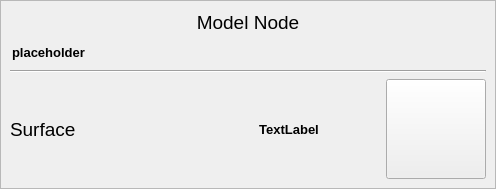
First picture: the form in code/qttoolkit/contentbrowser/ui/modelnodeinfowidget.ui, repository gscept/nebula-trifid, before the edit.
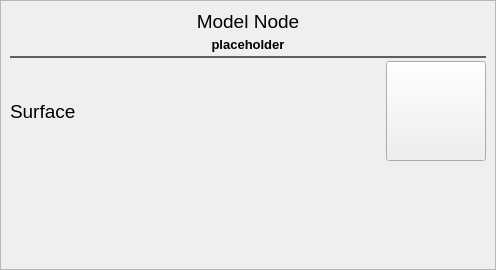
Second picture: the form after the edit.

```diff
--- a/code/qttoolkit/contentbrowser/ui/modelnodeinfowidget.ui
+++ b/code/qttoolkit/contentbrowser/ui/modelnodeinfowidget.ui
@@ -7,7 +7,7 @@
     <x>0</x>
     <y>0</y>
     <width>496</width>
-    <height>189</height>
+    <height>270</height>
    </rect>
   </property>
   <property name="sizePolicy">
@@ -47,43 +47,15 @@
    <enum>QFrame::Plain</enum>
   </property>
   <layout class="QGridLayout" name="gridLayout">
+   <property name="horizontalSpacing">
+    <number>0</number>
+   </property>
+   <property name="verticalSpacing">
+    <number>2</number>
+   </property>
    <property name="margin">
     <number>9</number>
    </property>
-   <property name="spacing">
-    <number>6</number>
-   </property>
-   <item row="3" column="0">
-    <widget class="QLabel" name="label_2">
-     <property name="font">
-      <font>
-       <family>Segoe UI</family>
-       <pointsize>14</pointsize>
-      </font>
-     </property>
-     <property name="text">
-      <string>Surface</string>
-     </property>
-    </widget>
-   </item>
-   <item row="3" column="1">
-    <widget class="QLabel" name="surfaceName">
-     <property name="font">
-      <font>
-       <family>Segoe UI</family>
-       <pointsize>10</pointsize>
-       <weight>75</weight>
-       <bold>true</bold>
-      </font>
-     </property>
-     <property name="text">
-      <string>TextLabel</string>
-     </property>
-     <property name="alignment">
-      <set>Qt::AlignCenter</set>
-     </property>
-    </widget>
-   </item>
    <item row="3" column="2">
     <widget class="QPushButton" name="pushButton">
      <property name="sizePolicy">
@@ -103,6 +75,37 @@
      </property>
     </widget>
    </item>
+   <item row="3" column="0">
+    <widget class="QLabel" name="label_2">
+     <property name="font">
+      <font>
+       <family>Segoe UI</family>
+       <pointsize>14</pointsize>
+      </font>
+     </property>
+     <property name="text">
+      <string>Surface</string>
+     </property>
+    </widget>
+   </item>
+   <item row="3" column="1">
+    <widget class="QLabel" name="surfaceName">
+     <property name="font">
+      <font>
+       <family>Segoe UI</family>
+       <pointsize>10</pointsize>
+       <weight>75</weight>
+       <bold>true</bold>
+      </font>
+     </property>
+     <property name="text">
+      <string/>
+     </property>
+     <property name="alignment">
+      <set>Qt::AlignCenter</set>
+     </property>
+    </widget>
+   </item>
    <item row="1" column="0" colspan="3">
     <widget class="QFrame" name="frame">
      <property name="frameShape">
@@ -112,8 +115,8 @@
       <property name="margin">
        <number>2</number>
       </property>
-      <property name="horizontalSpacing">
-       <number>6</number>
+      <property name="spacing">
+       <number>0</number>
       </property>
       <item row="2" column="0">
        <layout class="QHBoxLayout" name="horizontalLayout">
@@ -130,6 +133,9 @@
           <property name="text">
            <string>placeholder</string>
           </property>
+          <property name="alignment">
+           <set>Qt::AlignCenter</set>
+          </property>
          </widget>
         </item>
        </layout>
@@ -158,11 +164,124 @@
    </item>
    <item row="2" column="0" colspan="3">
     <widget class="Line" name="line">
+     <property name="palette">
+      <palette>
+       <active>
+        <colorrole role="WindowText">
+         <brush brushstyle="SolidPattern">
+          <color alpha="255">
+           <red>95</red>
+           <green>95</green>
+           <blue>95</blue>
+          </color>
+         </brush>
+        </colorrole>
+        <colorrole role="Text">
+         <brush brushstyle="SolidPattern">
+          <color alpha="255">
+           <red>95</red>
+           <green>95</green>
+           <blue>95</blue>
+          </color>
+         </brush>
+        </colorrole>
+        <colorrole role="ButtonText">
+         <brush brushstyle="SolidPattern">
+          <color alpha="255">
+           <red>95</red>
+           <green>95</green>
+           <blue>95</blue>
+          </color>
+         </brush>
+        </colorrole>
+       </active>
+       <inactive>
+        <colorrole role="WindowText">
+         <brush brushstyle="SolidPattern">
+          <color alpha="255">
+           <red>95</red>
+           <green>95</green>
+           <blue>95</blue>
+          </color>
+         </brush>
+        </colorrole>
+        <colorrole role="Text">
+         <brush brushstyle="SolidPattern">
+          <color alpha="255">
+           <red>95</red>
+           <green>95</green>
+           <blue>95</blue>
+          </color>
+         </brush>
+        </colorrole>
+        <colorrole role="ButtonText">
+         <brush brushstyle="SolidPattern">
+          <color alpha="255">
+           <red>95</red>
+           <green>95</green>
+           <blue>95</blue>
+          </color>
+         </brush>
+        </colorrole>
+       </inactive>
+       <disabled>
+        <colorrole role="WindowText">
+         <brush brushstyle="SolidPattern">
+          <color alpha="255">
+           <red>95</red>
+           <green>95</green>
+           <blue>95</blue>
+          </color>
+         </brush>
+        </colorrole>
+        <colorrole role="Text">
+         <brush brushstyle="SolidPattern">
+          <color alpha="255">
+           <red>95</red>
+           <green>95</green>
+           <blue>95</blue>
+          </color>
+         </brush>
+        </colorrole>
+        <colorrole role="ButtonText">
+         <brush brushstyle="SolidPattern">
+          <color alpha="255">
+           <red>95</red>
+           <green>95</green>
+           <blue>95</blue>
+          </color>
+         </brush>
+        </colorrole>
+       </disabled>
+      </palette>
+     </property>
+     <property name="styleSheet">
+      <string notr="true">QFrame{ color:rgb(95, 95, 95); }</string>
+     </property>
+     <property name="frameShadow">
+      <enum>QFrame::Plain</enum>
+     </property>
+     <property name="lineWidth">
+      <number>2</number>
+     </property>
      <property name="orientation">
       <enum>Qt::Horizontal</enum>
      </property>
     </widget>
    </item>
+   <item row="4" column="0" colspan="3">
+    <spacer name="verticalSpacer">
+     <property name="orientation">
+      <enum>Qt::Vertical</enum>
+     </property>
+     <property name="sizeHint" stdset="0">
+      <size>
+       <width>20</width>
+       <height>40</height>
+      </size>
+     </property>
+    </spacer>
+   </item>
   </layout>
  </widget>
  <resources/>
```
Left out of the diff: 2 changed lines with no effect on the pictures.
